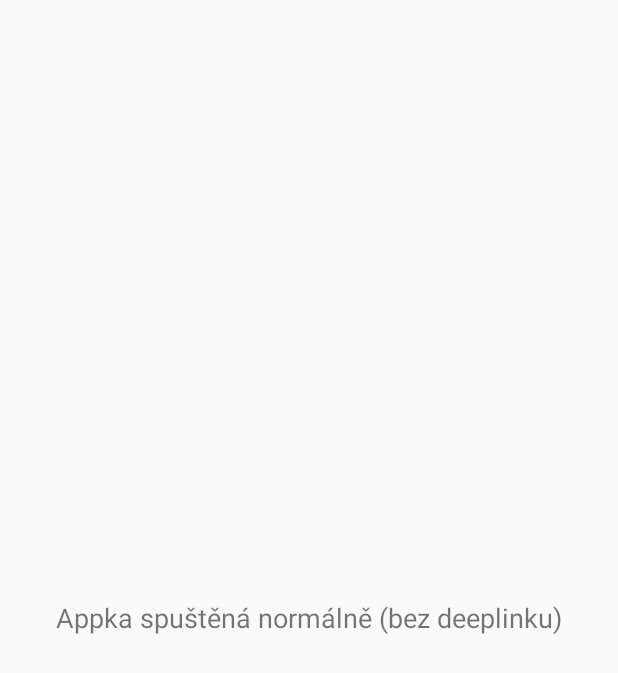
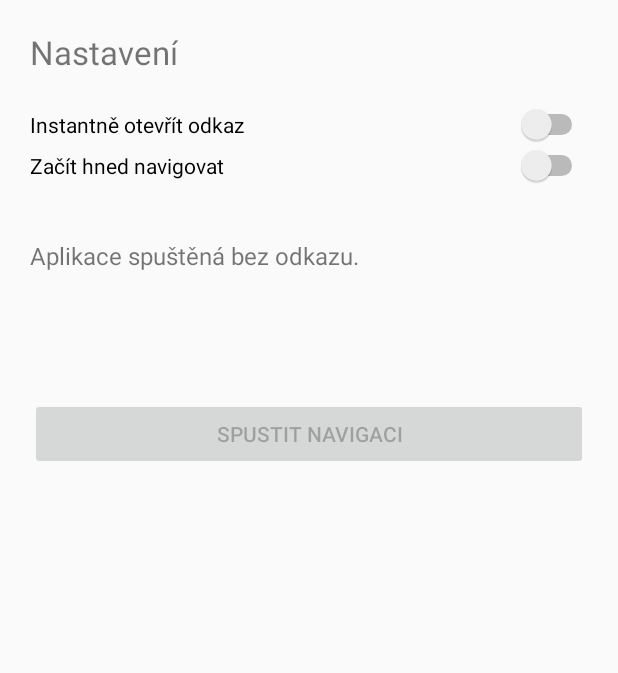
Before and after one commit to djnejk/android_wolt_test, an Android app built with Jetpack Compose: the screen it shows after launch (MainActivity), on a phone screen of 412 x 824 dp. Shown: the top 673 px of the screen. Run offline under Robolectric (Android 15) with nearby library versions, the phone set to English and light mode, and no system bars.

Commit message:
beta finish

```diff
--- a/app/src/main/java/com/here/app/maps/MainActivity.kt
+++ b/app/src/main/java/com/here/app/maps/MainActivity.kt
@@ -1,22 +1,121 @@
 package com.here.app.maps
 
+import android.content.Context
+import android.content.Intent
+import android.media.MediaPlayer
 import android.net.Uri
 import androidx.appcompat.app.AppCompatActivity
 import android.os.Bundle
+import android.widget.Button
+import android.widget.Switch
 import android.widget.TextView
 
 class MainActivity : AppCompatActivity() {
+
+    private var lat: Double? = null
+    private var lon: Double? = null
+    private var mapyUrl: String? = null
+
     override fun onCreate(savedInstanceState: Bundle?) {
         super.onCreate(savedInstanceState)
         setContentView(R.layout.activity_main)
 
-        val textView = findViewById<TextView>(R.id.urlText)
+        val prefs = getSharedPreferences("settings", Context.MODE_PRIVATE)
+
+        val switchInstant = findViewById<Switch>(R.id.switchInstant)
+        val switchNavigate = findViewById<Switch>(R.id.switchNavigate)
+
+        val urlText = findViewById<TextView>(R.id.urlText)
+        val coordsText = findViewById<TextView>(R.id.coordsText)
+        val mapyUrlText = findViewById<TextView>(R.id.mapyUrlText)
+        val openMapyButton = findViewById<Button>(R.id.openMapyButton)
+
+        // --------- načtení uloženého nastavení ----------
+        var instantOpen = prefs.getBoolean("instantOpen", false)
+        var autoNavigate = prefs.getBoolean("autoNavigate", false)
+
+        switchInstant.isChecked = instantOpen
+        switchNavigate.isChecked = autoNavigate
+
+        // uložení při změně
+        switchInstant.setOnCheckedChangeListener { _, isChecked ->
+            instantOpen = isChecked
+            prefs.edit().putBoolean("instantOpen", isChecked).apply()
+        }
+
+        switchNavigate.setOnCheckedChangeListener { _, isChecked ->
+            autoNavigate = isChecked
+            prefs.edit().putBoolean("autoNavigate", isChecked).apply()
+        }
+
+        // --------- zpracování deeplinku ----------
         val data: Uri? = intent?.data
 
-        textView.text = if (data != null) {
-            "URL z Woltu:\n${data}\n\nlat/lon část:\n${data.path}"
-        } else {
-            "Appka spuštěná normálně (bez deeplinku)"
+        if (data == null) {
+            // appka spuštěná bez odkazu → jen nastavení
+            urlText.text = "Aplikace spuštěná bez odkazu."
+            coordsText.text = ""
+            mapyUrlText.text = ""
+            openMapyButton.isEnabled = false
+            return
+        }
+
+        urlText.text = "Přijatá URL:\n$data"
+
+        val segments = data.pathSegments
+        val lastSeg = segments.lastOrNull()
+
+        if (!lastSeg.isNullOrEmpty() && lastSeg.contains(",")) {
+            val parts = lastSeg.split(",")
+            if (parts.size == 2) {
+                lat = parts[0].toDoubleOrNull()
+                lon = parts[1].toDoubleOrNull()
+            }
+        }
+
+        if (lat == null || lon == null) {
+            coordsText.text = "Souřadnice se nepodařilo načíst."
+            mapyUrlText.text = "—"
+            openMapyButton.isEnabled = false
+            return
+        }
+
+        val latVal = lat!!
+        val lonVal = lon!!
+
+        coordsText.text = "Souřadnice:\nlat = $latVal\nlon = $lonVal"
+
+        val navigateFlag = if (autoNavigate) "true" else "false"
+
+        mapyUrl =
+            "https://mapy.com/fnc/v1/route" +
+                    "?mapset=traffic" +
+                    "&end=$lonVal,$latVal" +
+                    "&routeType=car_fast_traffic" +
+                    "&navigate=$navigateFlag"
+
+        mapyUrlText.text = "Mapy.com URL:\n$mapyUrl"
+        openMapyButton.isEnabled = true
+
+        // instantní otevření podle nastavení
+        if (instantOpen && mapyUrl != null) {
+            playDing()
+            startActivity(Intent(Intent.ACTION_VIEW, Uri.parse(mapyUrl)))
+            finish()
+            return
+        }
+
+        // ruční otevření tlačítkem
+        openMapyButton.setOnClickListener {
+            if (mapyUrl != null) {
+                playDing()
+                startActivity(Intent(Intent.ACTION_VIEW, Uri.parse(mapyUrl)))
+            }
         }
     }
+
+    private fun playDing() {
+        val mp = MediaPlayer.create(this, R.raw.ding)
+        mp.start()
+    }
 }
--- a/app/src/main/res/layout/activity_main.xml
+++ b/app/src/main/res/layout/activity_main.xml
@@ -1,16 +1,75 @@
 <?xml version="1.0" encoding="utf-8"?>
-<LinearLayout xmlns:android="http://schemas.android.com/apk/res/android"
+<ScrollView
+    xmlns:android="http://schemas.android.com/apk/res/android"
     android:layout_width="match_parent"
-    android:layout_height="match_parent"
-    android:orientation="vertical"
-    android:gravity="center"
-    android:padding="24dp">
+    android:layout_height="match_parent">
 
-    <TextView
-        android:id="@+id/urlText"
-        android:layout_width="wrap_content"
+    <LinearLayout
+        android:layout_width="match_parent"
         android:layout_height="wrap_content"
-        android:text="Waiting for URL..."
-        android:textSize="18sp" />
+        android:orientation="vertical"
+        android:padding="20dp">
 
-</LinearLayout>
+        <!-- NADPIS -->
+        <TextView
+            android:layout_width="wrap_content"
+            android:layout_height="wrap_content"
+            android:text="Nastavení"
+            android:textSize="22sp"
+            android:paddingBottom="20dp"/>
+
+        <!-- SWITCH INSTANTNÍHO OTEVŘENÍ -->
+        <Switch
+            android:id="@+id/switchInstant"
+            android:layout_width="match_parent"
+            android:layout_height="wrap_content"
+            android:text="Instantně otevřít odkaz"/>
+
+        <!-- SWITCH AUTOMATICKÉ NAVIGACE -->
+        <Switch
+            android:id="@+id/switchNavigate"
+            android:layout_width="match_parent"
+            android:layout_height="wrap_content"
+            android:text="Začít hned navigovat"
+            android:layout_marginBottom="25dp"/>
+
+        <!-- URL -->
+        <TextView
+            android:id="@+id/urlText"
+            android:layout_width="match_parent"
+            android:layout_height="wrap_content"
+            android:text="URL:"
+            android:textSize="16sp"
+            android:paddingTop="10dp"/>
+
+        <!-- Souřadnice -->
+        <TextView
+            android:id="@+id/coordsText"
+            android:layout_width="match_parent"
+            android:layout_height="wrap_content"
+            android:text="Souřadnice:"
+            android:textSize="16sp"
+            android:paddingTop="10dp"/>
+
+        <!-- Mapy.cz URL -->
+        <TextView
+            android:id="@+id/mapyUrlText"
+            android:layout_width="match_parent"
+            android:layout_height="wrap_content"
+            android:text="Mapy.com URL:"
+            android:textSize="16sp"
+            android:paddingTop="10dp"/>
+
+        <!-- TLAČÍTKO OTEVŘÍT MAPY -->
+        <Button
+            android:id="@+id/openMapyButton"
+            android:layout_width="match_parent"
+            android:layout_height="wrap_content"
+            android:text="Spustit navigaci"
+            android:layout_marginTop="20dp"/>
+
+
+
+    </LinearLayout>
+
+</ScrollView>
--- a/app/src/main/res/values/strings.xml
+++ b/app/src/main/res/values/strings.xml
@@ -1,3 +1,6 @@
 <resources>
     <string name="app_name">Fake mapy pre Wolte</string>
+    <string name="settings_title">Nastavení</string>
+    <string name="instant_open">Instantně otevřít odkaz</string>
+    <string name="auto_navigate">Začít hned navigovat</string>
 </resources>
```
Also changed, not shown: app/src/main/java/com/here/app/maps/SettingsActivity.kt (added, +32 -0 lines), 1 other file.
